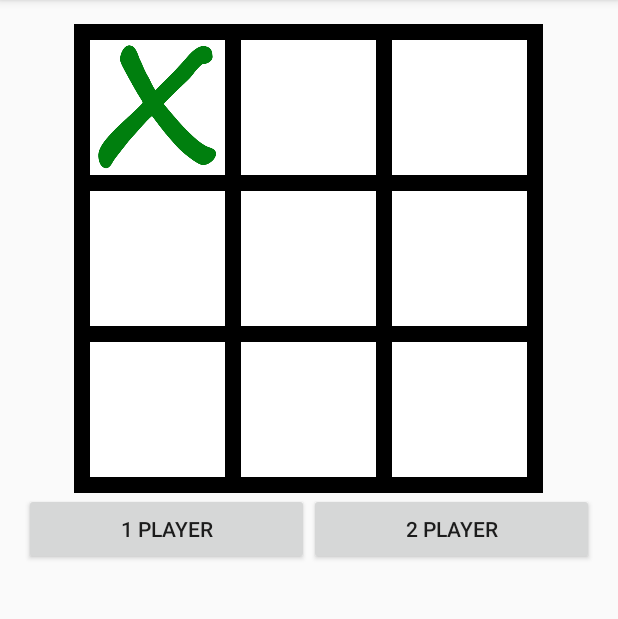
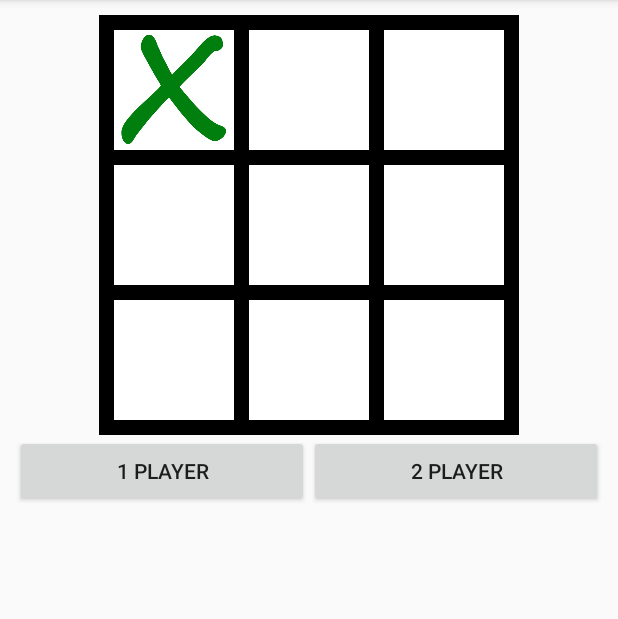
Before and after one commit to dev-fan/tictactoe, an Android app: the screen it shows after launch (MainActivity), after a tap on an icon or button, on a phone screen of 412 x 824 dp, the part 84-703 px from its top. Run offline under Robolectric (Android 15) with nearby library versions, the phone set to English and light mode, and no system bars.

Commit message:
Add dimens-dpi, add sound

```diff
--- a/app/src/main/java/org/itstep/falaleev/tictactoe/MainActivity.java
+++ b/app/src/main/java/org/itstep/falaleev/tictactoe/MainActivity.java
@@ -1,6 +1,7 @@
 package org.itstep.falaleev.tictactoe;
 
 import android.graphics.drawable.BitmapDrawable;
+import android.media.MediaPlayer;
 import android.os.Bundle;
 import android.support.v7.app.AppCompatActivity;
 import android.util.Log;
@@ -147,6 +148,7 @@ public class MainActivity extends AppCompatActivity {
                         String.format(getResources().getString(R.string.player_win)
                                 , (field[c[0]] == PLAYER_X ? "X" : "O"))
                 );
+                playSound((field[c[0]] == PLAYER_X ? R.raw.x : (with_comp ? R.raw.fail : R.raw.o)));
                 return;
             }
         }
@@ -157,12 +159,31 @@ public class MainActivity extends AppCompatActivity {
         }
     }
 
+    private void playSound(int fileId) {
+        MediaPlayer mp = MediaPlayer.create(this, fileId);
+        mp.setOnCompletionListener(new MediaPlayer.OnCompletionListener() {
+            @Override
+            public void onCompletion(MediaPlayer mp) {
+                try {
+                    mp.release();
+                    mp = null;
+                } catch (Exception e) {
+                    Log.d(LOG_TAG_LISTENER, "OnCompletionListener.onCompletion(): " + e.getMessage());
+                }
+            }
+        });
+        mp.start();
+        mp.setVolume(0.25f, 0.25f);
+    }
+
     // Handlers
 
     public void onMove(View v) {
         Log.d(LOG_TAG_LISTENER, "onMove(): " + v.getId());
         int position = elements.indexOf(v);
-        if (move(position) && !finish && with_comp) {
+        Boolean moved = move(position);
+        playSound(R.raw.move);
+        if (moved && !finish && with_comp) {
             moveComp();
         }
     }
@@ -180,4 +201,37 @@ public class MainActivity extends AppCompatActivity {
         reset();
     }
 
+    // Menu
+
+//    @Override
+//    public boolean onCreateOptionsMenu(Menu menu) {
+//        menu.add(3, 7, 5, "Gps").setIntent(new Intent(this, GpsActivity.class));
+//        // Загрузка меню из файла (Inflate the menu; this adds items to the action bar if it is present.)
+//        getMenuInflater().inflate(R.menu.main, menu);
+//        return super.onCreateOptionsMenu(menu);
+//    }
+//
+//    @Override
+//    public boolean onPrepareOptionsMenu(Menu menu) {
+//        menu.setGroupVisible(1, chbOptMenu.isChecked());
+//        return super.onPrepareOptionsMenu(menu);
+//    }
+//
+//    @Override
+//    public boolean onOptionsItemSelected(MenuItem item) {
+//        int id = item.getItemId();
+//        Intent intent;
+//        switch (id) {
+//            case R.id.miPreference:
+//                startActivity(new Intent(this, PreferenceActivity.class));
+//                break;
+//        }
+//        //noinspection SimplifiableIfStatement
+//        if (id == R.id.action_settings) {
+//            startActivity(new Intent(this, SettingsActivity.class));
+//            return true;
+//        }
+//        return super.onOptionsItemSelected(item);
+//    }
+
 }
--- a/app/src/main/res/layout/activity_main.xml
+++ b/app/src/main/res/layout/activity_main.xml
@@ -1,28 +1,25 @@
 <LinearLayout xmlns:android="http://schemas.android.com/apk/res/android"
     xmlns:tools="http://schemas.android.com/tools" android:layout_width="match_parent"
-    android:layout_height="match_parent" android:paddingLeft="@dimen/activity_horizontal_margin"
+    android:layout_height="match_parent"
+    android:paddingLeft="@dimen/activity_horizontal_margin"
     android:paddingRight="@dimen/activity_horizontal_margin"
     android:paddingTop="@dimen/activity_vertical_margin"
+    android:paddingBottom="@dimen/activity_vertical_margin"
     android:orientation="vertical"
     android:gravity="center_horizontal"
-    android:paddingBottom="@dimen/activity_vertical_margin"
     tools:context=".MainActivity">
 
     <RelativeLayout
         android:layout_width="wrap_content"
         android:layout_height="wrap_content"
         android:background="@color/black"
-        android:paddingLeft="@dimen/fields_padding_tl"
-        android:paddingTop="@dimen/fields_padding_tl"
-        android:paddingRight="@dimen/fields_padding_br"
-        android:paddingBottom="@dimen/fields_padding_br">
+        android:padding="@dimen/fields_padding">
 
         <ImageView
             android:layout_width="@dimen/field"
             android:layout_height="@dimen/field"
             android:background="@color/white"
             android:id="@+id/imv0"
-            android:layout_margin="@dimen/field_margin"
             android:onClick="onMove"/>
         <ImageView
             android:layout_width="@dimen/field"
@@ -32,7 +29,7 @@
             android:layout_alignParentTop="true"
             android:layout_toRightOf="@+id/imv0"
             android:layout_toEndOf="@+id/imv0"
-            android:layout_margin="@dimen/field_margin"
+            android:layout_marginLeft="@dimen/field_margin"
             android:onClick="onMove"/>
         <ImageView
             android:layout_width="@dimen/field"
@@ -42,7 +39,7 @@
             android:layout_alignParentTop="true"
             android:layout_toRightOf="@+id/imv1"
             android:layout_toEndOf="@+id/imv1"
-            android:layout_margin="@dimen/field_margin"
+            android:layout_marginLeft="@dimen/field_margin"
             android:onClick="onMove" />
 
         <ImageView
@@ -53,7 +50,7 @@
             android:layout_below="@+id/imv0"
             android:layout_alignParentLeft="true"
             android:layout_alignParentStart="true"
-            android:layout_margin="@dimen/field_margin"
+            android:layout_marginTop="@dimen/field_margin"
             android:onClick="onMove" />
         <ImageView
             android:layout_width="@dimen/field"
@@ -63,7 +60,8 @@
             android:layout_below="@+id/imv0"
             android:layout_toRightOf="@+id/imv3"
             android:layout_toEndOf="@+id/imv3"
-            android:layout_margin="@dimen/field_margin"
+            android:layout_marginTop="@dimen/field_margin"
+            android:layout_marginLeft="@dimen/field_margin"
             android:onClick="onMove" />
         <ImageView
             android:layout_width="@dimen/field"
@@ -73,7 +71,8 @@
             android:layout_below="@+id/imv1"
             android:layout_toRightOf="@+id/imv4"
             android:layout_toEndOf="@+id/imv4"
-            android:layout_margin="@dimen/field_margin"
+            android:layout_marginTop="@dimen/field_margin"
+            android:layout_marginLeft="@dimen/field_margin"
             android:onClick="onMove" />
 
         <ImageView
@@ -84,7 +83,7 @@
             android:layout_below="@+id/imv3"
             android:layout_alignParentLeft="true"
             android:layout_alignParentStart="true"
-            android:layout_margin="@dimen/field_margin"
+            android:layout_marginTop="@dimen/field_margin"
             android:onClick="onMove" />
         <ImageView
             android:layout_width="@dimen/field"
@@ -94,7 +93,8 @@
             android:layout_below="@+id/imv4"
             android:layout_toRightOf="@+id/imv6"
             android:layout_toEndOf="@+id/imv6"
-            android:layout_margin="@dimen/field_margin"
+            android:layout_marginTop="@dimen/field_margin"
+            android:layout_marginLeft="@dimen/field_margin"
             android:onClick="onMove" />
         <ImageView
             android:layout_width="@dimen/field"
@@ -104,7 +104,8 @@
             android:layout_below="@+id/imv5"
             android:layout_toRightOf="@+id/imv7"
             android:layout_toEndOf="@+id/imv7"
-            android:layout_margin="@dimen/field_margin"
+            android:layout_marginTop="@dimen/field_margin"
+            android:layout_marginLeft="@dimen/field_margin"
             android:onClick="onMove" />
     </RelativeLayout>
     <LinearLayout
@@ -135,7 +136,7 @@
         android:text=""
         android:id="@+id/tvWin"
         android:gravity="center_horizontal"
-        android:paddingTop="5dp"
-        android:textSize="35sp"
+        android:paddingTop="@dimen/info_margin_top"
+        android:textSize="@dimen/info_text_size"
         android:textColor="@color/red" />
 </LinearLayout>
--- /dev/null
+++ b/app/src/main/res/values-hdpi/dimens.xml
@@ -0,0 +1,3 @@
+<resources>
+    <dimen name="field">80dp</dimen>
+</resources>
--- /dev/null
+++ b/app/src/main/res/values-ldpi/dimens.xml
@@ -0,0 +1,3 @@
+<resources>
+    <dimen name="field">75dp</dimen>
+</resources>
--- /dev/null
+++ b/app/src/main/res/values-mdpi/dimens.xml
@@ -0,0 +1,3 @@
+<resources>
+    <dimen name="field">80dp</dimen>
+</resources>
--- a/app/src/main/res/values-v19/dimens.xml
+++ /dev/null
@@ -1,4 +0,0 @@
-<?xml version="1.0" encoding="utf-8"?>
-<resources>
-    <dimen name="fields_padding_br">5dp</dimen>
-</resources>
--- /dev/null
+++ b/app/src/main/res/values-xhdpi/dimens.xml
@@ -0,0 +1,3 @@
+<resources>
+    <dimen name="field">90dp</dimen>
+</resources>
--- a/app/src/main/res/values/dimens.xml
+++ b/app/src/main/res/values/dimens.xml
@@ -1,9 +1,10 @@
 <resources>
     <!-- Default screen margins, per the Android Design guidelines. -->
-    <dimen name="activity_horizontal_margin">16dp</dimen>
-    <dimen name="activity_vertical_margin">16dp</dimen>
-    <dimen name="field">90dp</dimen>
-    <dimen name="field_margin">5dp</dimen>
-    <dimen name="fields_padding_tl">5dp</dimen>
-    <dimen name="fields_padding_br">10dp</dimen>
+    <dimen name="activity_horizontal_margin">10dp</dimen>
+    <dimen name="activity_vertical_margin">10dp</dimen>
+    <dimen name="field">80dp</dimen>
+    <dimen name="field_margin">10dp</dimen>
+    <dimen name="fields_padding">10dp</dimen>
+    <dimen name="info_margin_top">5dp</dimen>
+    <dimen name="info_text_size">35sp</dimen>
 </resources>
```
Also changed, not shown: 4 other files.
